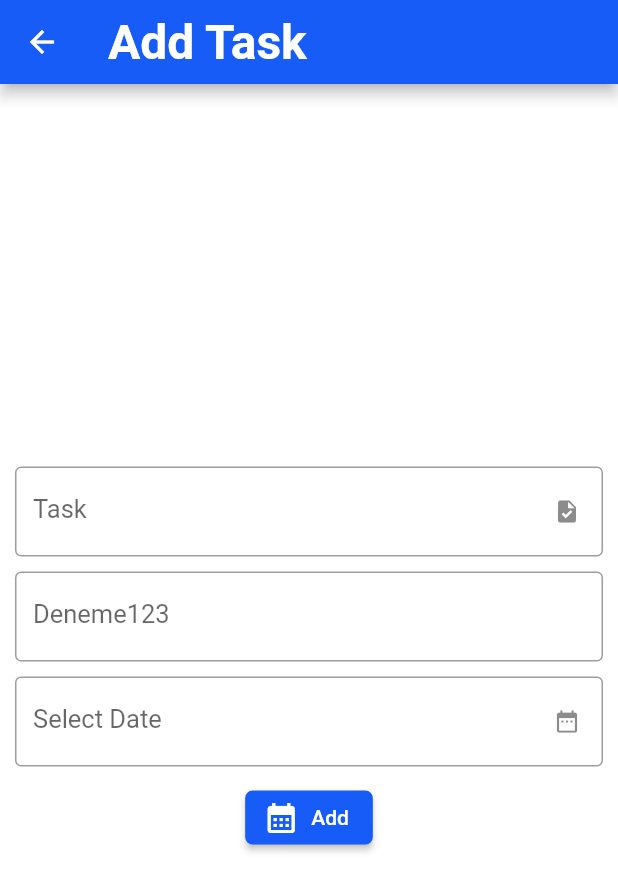
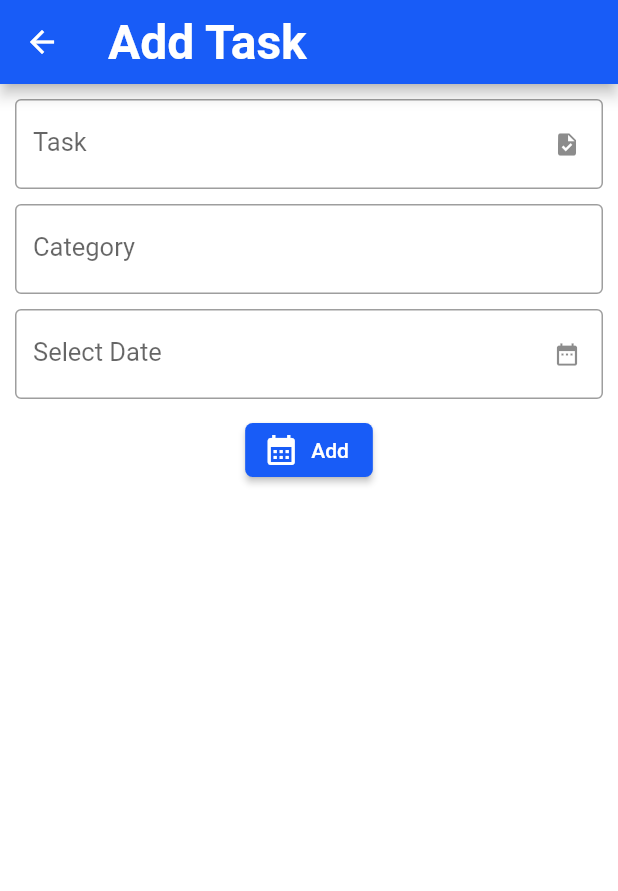
Before and after one commit to ozdemirberkay/yaplist, a Flutter app: the screen it shows after launch, after a tap on the "add" icon, on a phone screen of 412 x 824 dp. Shown: the top 891 px of the screen. Run offline on Flutter 3.47's test engine with Material 2 defaults, Android fonts, the phone set to English and light mode, and no system bars; our stand-ins replace easy_localization, flutter_bloc, flutter_slidable.

Commit message:
add task design

```diff
--- a/assets/translations/en-US.json
+++ b/assets/translations/en-US.json
@@ -8,5 +8,6 @@
     "task": "Task",
     "add": "Add",
     "select": "Select",
-    "selectDate": "Select Date"
+    "selectDate": "Select Date",
+    "category": "Category"
 }
--- a/assets/translations/tr-TR.json
+++ b/assets/translations/tr-TR.json
@@ -8,5 +8,6 @@
     "task": "Görev",
     "add": "Ekle",
     "select": "Seç",
-    "selectDate": "Tarih Seç"
+    "selectDate": "Tarih Seç",
+    "category": "Kategori"
 }
--- a/lib/main.dart
+++ b/lib/main.dart
@@ -1,7 +1,6 @@
 import 'package:easy_localization/easy_localization.dart';
 import 'package:flutter/material.dart';
 import 'package:flutter_bloc/flutter_bloc.dart';
-import 'package:yaplist/screens/dashboard/dashboard_screen.dart';
 import 'package:yaplist/shareds/bloc/todo_bloc.dart';
 import 'package:yaplist/shareds/constants/assets.dart';
 import 'package:yaplist/shareds/constants/routes.dart';
--- a/lib/screens/task/task_detail.dart
+++ b/lib/screens/task/task_detail.dart
@@ -1,9 +1,9 @@
 import 'package:easy_localization/easy_localization.dart';
-import 'package:flutter/cupertino.dart';
 import 'package:flutter/material.dart';
 import 'package:flutter_bloc/flutter_bloc.dart';
 import 'package:yaplist/models/task.dart';
 import 'package:yaplist/shareds/bloc/todo_bloc.dart';
+import 'package:yaplist/widgets/bottom/date_picker_modal.dart';
 import 'package:yaplist/widgets/button/master_button.dart';
 import 'package:yaplist/widgets/input/input_field.dart';
 import 'package:yaplist/widgets/layout/layout.dart';
@@ -17,43 +17,20 @@ class TaskDetailScreen extends StatefulWidget {
 }
 
 class _TaskDetailScreenState extends State<TaskDetailScreen> {
-  TextEditingController taskController = TextEditingController();
+  final formKey = GlobalKey<FormState>();
+  TextEditingController titleController = TextEditingController();
   TextEditingController dateController = TextEditingController();
   DateTime? selectedDate;
 
-  void showDatePicker() {
-    showModalBottomSheet(
-        context: context,
-        builder: (BuildContext context) {
-          return SafeArea(
-            child: Column(
-              mainAxisSize: MainAxisSize.min,
-              children: [
-                Expanded(
-                  child: CupertinoDatePicker(
-                    initialDateTime: DateTime.now(),
-                    mode: CupertinoDatePickerMode.date,
-                    onDateTimeChanged: (DateTime newDate) {
-                      String formattedDate =
-                          DateFormat('dd-MM-yyyy').format(newDate);
+  @override
+  void initState() {
+    super.initState();
+  }
+
+  onDateChanged(DateTime newDate) {
+    String formattedDate = DateFormat('dd-MM-yyyy').format(newDate);
     dateController.text = formattedDate;
     selectedDate = newDate;
-                    },
-                  ),
-                ),
-                SizedBox(
-                  width: double.infinity,
-                  child: MasterButtonIcon(
-                      label: tr("select"),
-                      onPressed: () {
-                        Navigator.of(context).pop();
-                      },
-                      icon: Icons.check),
-                )
-              ],
-            ),
-          );
-        });
   }
 
   @override
@@ -61,23 +38,28 @@ class _TaskDetailScreenState extends State<TaskDetailScreen> {
     return Layout(
       title: tr("addTask"),
       body: Container(
-        padding: const EdgeInsets.symmetric(horizontal: 10),
+        padding: const EdgeInsets.all(10),
+        child: Form(
+          key: formKey,
           child: Column(
-          mainAxisAlignment: MainAxisAlignment.center,
+            mainAxisAlignment: MainAxisAlignment.start,
             children: [
               InputField(
                 label: tr("task"),
-              controller: taskController,
+                controller: titleController,
                 icon: Icons.task,
               ),
               const SizedBox(height: 10),
-            const InputField(
-              label: "Deneme123",
+              InputField(
+                label: tr("category"),
               ),
               const SizedBox(height: 10),
               InputField(
                 label: tr("selectDate"),
-              onTap: showDatePicker,
+                onTap: () {
+                  DatePickerModal.show(
+                      context: context, onDateTimeChanged: onDateChanged);
+                },
                 controller: dateController,
                 readOnly: true,
                 icon: Icons.date_range,
@@ -89,7 +71,7 @@ class _TaskDetailScreenState extends State<TaskDetailScreen> {
                 onPressed: () {
                   Task task = Task(
                     id: 1,
-                  title: taskController.text,
+                    title: titleController.text,
                     isCompleted: false,
                   );
                   context.read<TodoBloc>().add(AddTask(task: task));
@@ -98,6 +80,7 @@ class _TaskDetailScreenState extends State<TaskDetailScreen> {
             ],
           ),
         ),
+      ),
     );
   }
 }
--- /dev/null
+++ b/lib/shareds/constants/constants.dart
@@ -0,0 +1,5 @@
+import 'package:flutter/material.dart';
+
+class Constants {
+  static BorderRadiusGeometry borderRadius = BorderRadius.circular(5);
+}
--- a/lib/widgets/button/master_button.dart
+++ b/lib/widgets/button/master_button.dart
@@ -1,4 +1,5 @@
 import 'package:flutter/material.dart';
+import 'package:yaplist/shareds/constants/constants.dart';
 
 class MasterButtonIcon extends StatelessWidget {
   final String label;
@@ -34,7 +35,7 @@ class MasterButtonIcon extends StatelessWidget {
         textAlign: TextAlign.center,
       ),
       style: ElevatedButton.styleFrom(
-        shape: RoundedRectangleBorder(borderRadius: BorderRadius.circular(5)),
+        shape: RoundedRectangleBorder(borderRadius: Constants.borderRadius),
       ),
     );
   }
--- a/lib/widgets/search/search_bar.dart
+++ b/lib/widgets/search/search_bar.dart
@@ -1,5 +1,6 @@
 import 'package:easy_localization/easy_localization.dart';
 import 'package:flutter/material.dart';
+import 'package:yaplist/shareds/constants/constants.dart';
 
 class SearchBar extends StatelessWidget {
   const SearchBar({super.key});
@@ -10,7 +11,7 @@ class SearchBar extends StatelessWidget {
       padding: const EdgeInsets.fromLTRB(10, 0, 0, 0),
       height: 40,
       width: double.infinity,
-      decoration: BoxDecoration(borderRadius: BorderRadius.circular(5)),
+      decoration: BoxDecoration(borderRadius: Constants.borderRadius),
       child: InkWell(
         onTap: () {},
         child: Row(
```
Also changed, not shown: lib/widgets/bottom/date_picker_modal.dart (added, +54 -0 lines), lib/utilities/database_helper.dart (renamed from lib/utilities/databasehelper.dart). Lines whose indentation alone changed are shown as unchanged.
